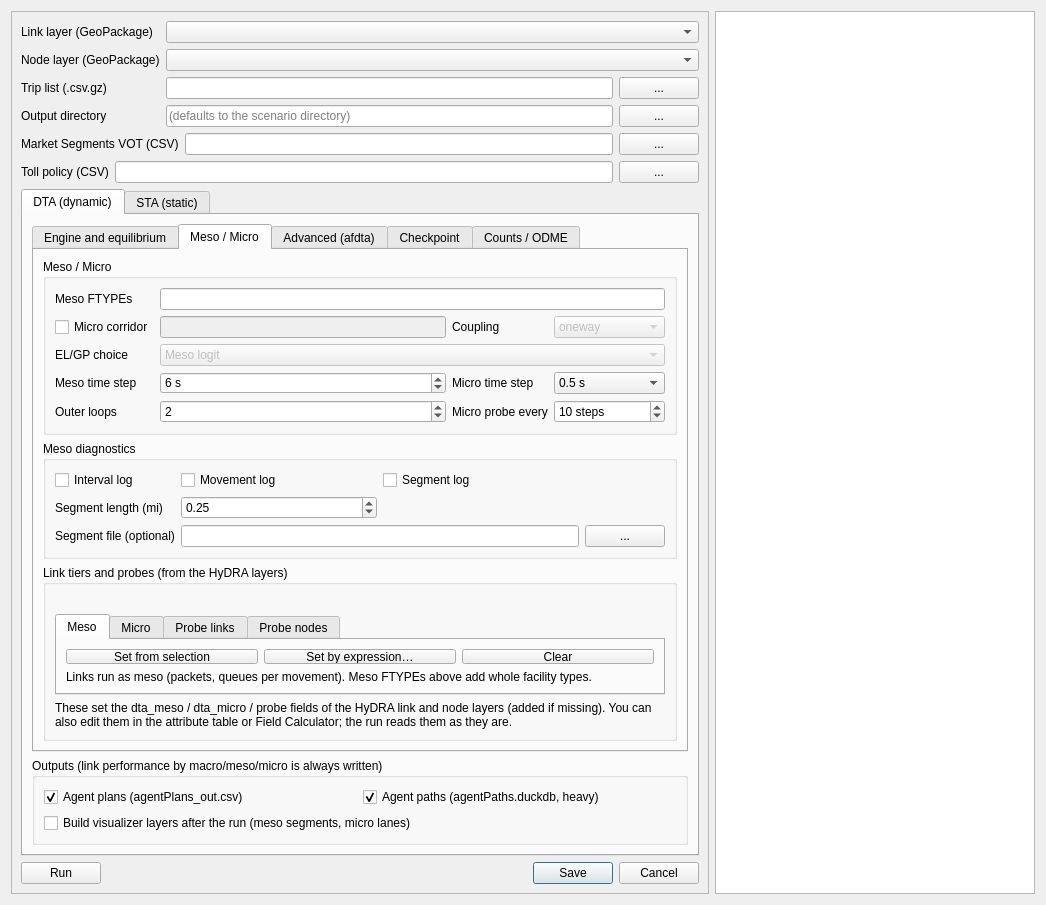
Before: the Qt Designer form ui/hydra.ui in TSMv6/tsm_panel, drawn with Qt 5.
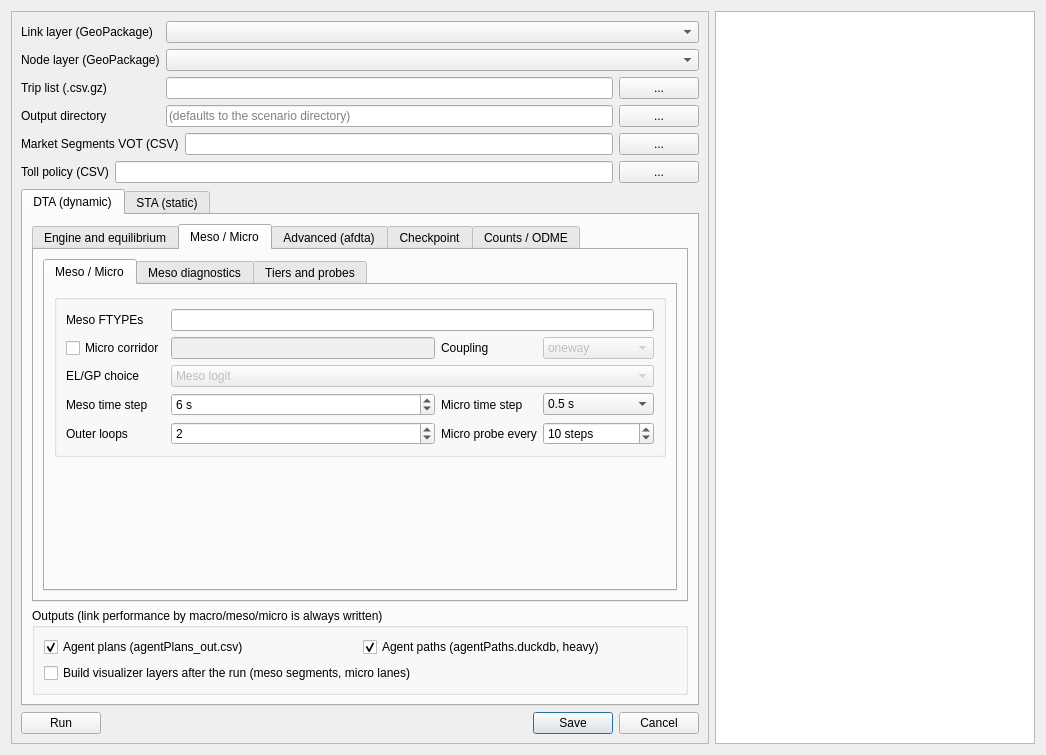
After: the same form once the commit is applied. The open tabs and pages were chosen to show the change.

Commit message:
HyDRA dialog: Meso / Micro tab split into three sub-tabs
Meso / Micro (settings), Meso diagnostics, and Tiers and probes (itself
tabbed per field) instead of three stacked groups. The dialog on that tab
drops from 931 to at most 670 px tall; width stays 895 px. The new tab
widgets join the height fitting so short sub-tabs do not reserve space for
the tallest.

Patch:
```diff
--- a/ui/hydra.ui
+++ b/ui/hydra.ui
@@ -393,10 +393,14 @@
              </attribute>
              <layout class="QVBoxLayout" name="page_DTA_MesoMicroLayout">
               <item>
-               <widget class="QGroupBox" name="groupBox_MesoMicro">
-                <property name="title">
+               <widget class="QTabWidget" name="tabWidget_MesoMicro">
+                 <widget class="QWidget" name="page_MM_Settings">
+                  <attribute name="title">
                  <string>Meso / Micro</string>
-                </property>
+                  </attribute>
+                  <layout class="QVBoxLayout" name="page_MM_SettingsLayout">
+                  <item>
+                   <widget class="QGroupBox" name="groupBox_MesoMicro">
                 <layout class="QGridLayout" name="gridLayout_mm">
                  <item row="0" column="0">
                   <widget class="QLabel" name="label_meso">
@@ -596,10 +600,27 @@
                </widget>
               </item>
               <item>
-               <widget class="QGroupBox" name="groupBox_MesoLogs">
-                <property name="title">
+                    <spacer name="page_MM_SettingsSpacer">
+                     <property name="orientation">
+                      <enum>Qt::Vertical</enum>
+                     </property>
+                     <property name="sizeHint" stdset="0">
+                      <size>
+                       <width>20</width>
+                       <height>5</height>
+                      </size>
+                     </property>
+                    </spacer>
+                   </item>
+                  </layout>
+                 </widget>
+                 <widget class="QWidget" name="page_MM_Diagnostics">
+                  <attribute name="title">
                  <string>Meso diagnostics</string>
-                </property>
+                  </attribute>
+                  <layout class="QVBoxLayout" name="page_MM_DiagnosticsLayout">
+                  <item>
+                   <widget class="QGroupBox" name="groupBox_MesoLogs">
                 <layout class="QGridLayout" name="gridLayout_mesologs" columnstretch="0,1,1,0">
                  <item row="0" column="0">
                   <widget class="QCheckBox" name="checkBox_MesoIntervalLog">
@@ -688,10 +709,27 @@
                </widget>
               </item>
               <item>
+                    <spacer name="page_MM_DiagnosticsSpacer">
+                     <property name="orientation">
+                      <enum>Qt::Vertical</enum>
+                     </property>
+                     <property name="sizeHint" stdset="0">
+                      <size>
+                       <width>20</width>
+                       <height>5</height>
+                      </size>
+                     </property>
+                    </spacer>
+                   </item>
+                  </layout>
+                 </widget>
+                 <widget class="QWidget" name="page_MM_Tags">
+                  <attribute name="title">
+                   <string>Tiers and probes</string>
+                  </attribute>
+                  <layout class="QVBoxLayout" name="page_MM_TagsLayout">
+                  <item>
                <widget class="QGroupBox" name="groupBox_Tags">
-                <property name="title">
-                 <string>Link tiers and probes (from the HyDRA layers)</string>
-                </property>
                 <layout class="QVBoxLayout" name="vLayout_tags">
                  <item>
                   <widget class="QLabel" name="label_TagCounts">
@@ -909,7 +947,7 @@
                </widget>
               </item>
               <item>
-               <spacer name="page_DTA_MesoMicroSpacer">
+                    <spacer name="page_MM_TagsSpacer">
                 <property name="orientation">
                  <enum>Qt::Vertical</enum>
                 </property>
@@ -920,6 +958,10 @@
                  </size>
                 </property>
                </spacer>
+                   </item>
+                  </layout>
+                 </widget>
+               </widget>
               </item>
              </layout>
             </widget>
```
Lines whose indentation alone changed are shown as unchanged. The commit also changes 1 other file.
